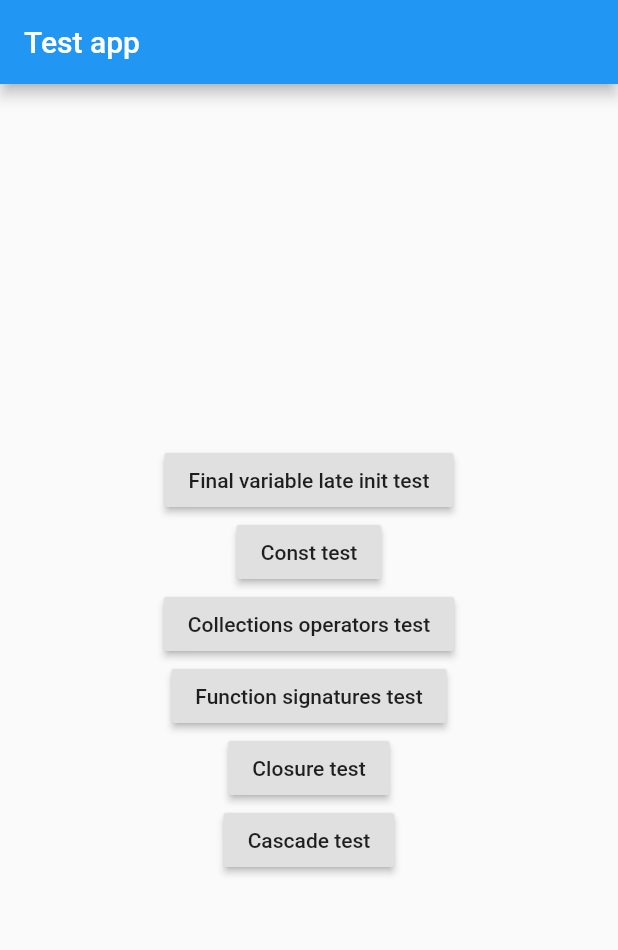
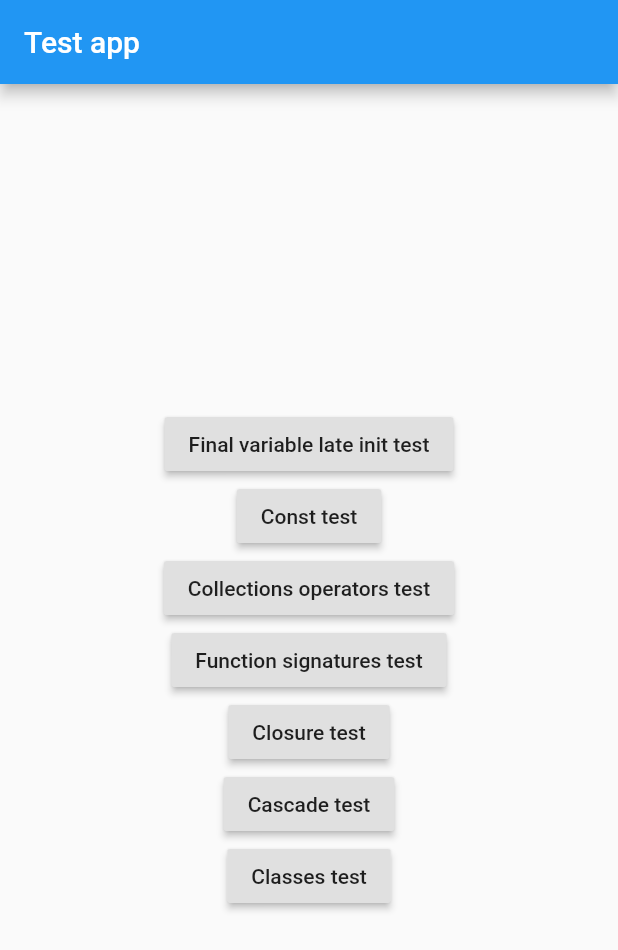
Before and after one commit to mpowloka/dart_lang-test, a Flutter app: the screen it shows after launch, on a phone screen of 412 x 824 dp. Shown: the top 950 px of the screen. Run offline on Flutter 3.47's test engine with Material 2 defaults, Android fonts, the phone set to English and light mode, and no system bars.

Commit message:
Add constructors test

```diff
--- /dev/null
+++ b/lib/constructors_test.dart
@@ -0,0 +1,82 @@
+import 'dart:math';
+
+import 'package:flutter/cupertino.dart';
+import 'package:flutter/material.dart';
+
+class ConstructorsTest extends StatelessWidget {
+  @override
+  Widget build(BuildContext context) {
+    return RaisedButton(
+      child: Text("Classes test"),
+      onPressed: () {
+        final employee = _Employee.verbose(42, 4200, "Mike", 182);
+        print("Employee: $employee");
+
+        final randomPerson = _Person.random();
+        print("Random person: $randomPerson");
+
+        final nonConstEmployee = _Employee.empty();
+        final nonConstEmployee2 = _Employee.empty();
+
+        print(nonConstEmployee == nonConstEmployee2);
+
+        const constEmployee = _Employee.empty();
+        const constEmployee2 = _Employee.empty();
+
+        print(constEmployee == constEmployee2);
+      },
+    );
+  }
+}
+
+class _Person {
+  final String name;
+  final int height;
+
+  _Person(this.name, this.height);
+
+  _Person.verbose(this.name, this.height) {
+    print("_Person verbose constructor with name: $name and height: $height");
+  }
+
+  const _Person.empty()
+      : name = "",
+        height = 0;
+
+  factory _Person.random() {
+    return _Person(Random().nextInt(200).toString(), Random().nextInt(200));
+  }
+
+  @override
+  String toString() {
+    return '_Person{name: $name, height: $height}';
+  }
+
+
+}
+
+class _Employee extends _Person {
+  final int joinDate;
+  final int salary;
+
+  _Employee(this.joinDate, this.salary, String name, int height)
+      : super(name, height);
+
+  _Employee.verbose(this.joinDate, this.salary, String name, int height)
+      : super(name, height) {
+    print(
+        "_Employee verbose constructor with joinDate: $joinDate and salary: $salary");
+  }
+
+  const _Employee.empty()
+      : joinDate = 0,
+        salary = 0,
+        super.empty();
+
+  @override
+  String toString() {
+    return '_Employee{joinDate: $joinDate, salary: $salary, name: $name, height: $height}';
+  }
+
+
+}
--- a/lib/home.dart
+++ b/lib/home.dart
@@ -1,4 +1,5 @@
 import 'package:flutter/material.dart';
+import 'package:jug_2/constructors_test.dart';
 import 'package:jug_2/collections_operators_test.dart';
 import 'package:jug_2/const_test.dart';
 import 'package:jug_2/final_late_init_test.dart';
@@ -23,7 +24,8 @@ class MyHomePage extends StatelessWidget {
             CollectionsOperatorsTest(),
             FunctionSignaturesTest(),
             ClosureTest(),
-            CascadeTest()
+            CascadeTest(),
+            ConstructorsTest()
           ],
         ),
       ),
```
